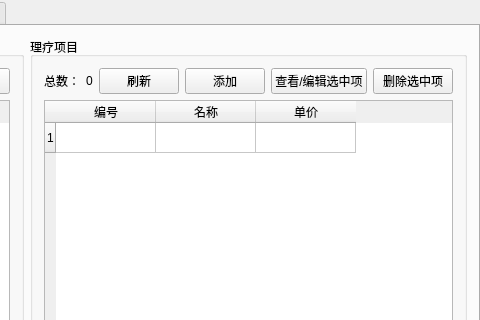
First picture: the form in PhysioMgr/MainWindow.ui, repository yuylong/PhysioMgr, before the edit; both pictures show x 426 to 906 and y 0 to 320 of the 906 by 529 pixel window.
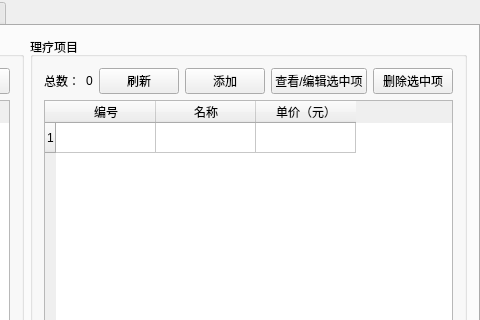
Second picture: the form after the edit.

```diff
--- a/PhysioMgr/MainWindow.ui
+++ b/PhysioMgr/MainWindow.ui
@@ -920,7 +920,7 @@
              </column>
              <column>
               <property name="text">
-               <string>单价</string>
+               <string>单价（元）</string>
               </property>
              </column>
             </widget>
```
